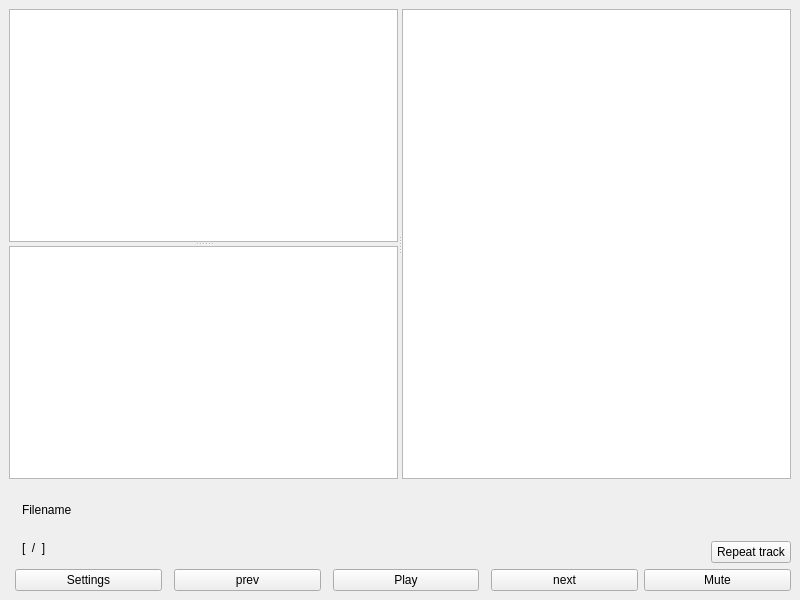
This is src/dp.ui in tmollov/directory-player as Qt 5 draws it before an edit. The edited form follows.
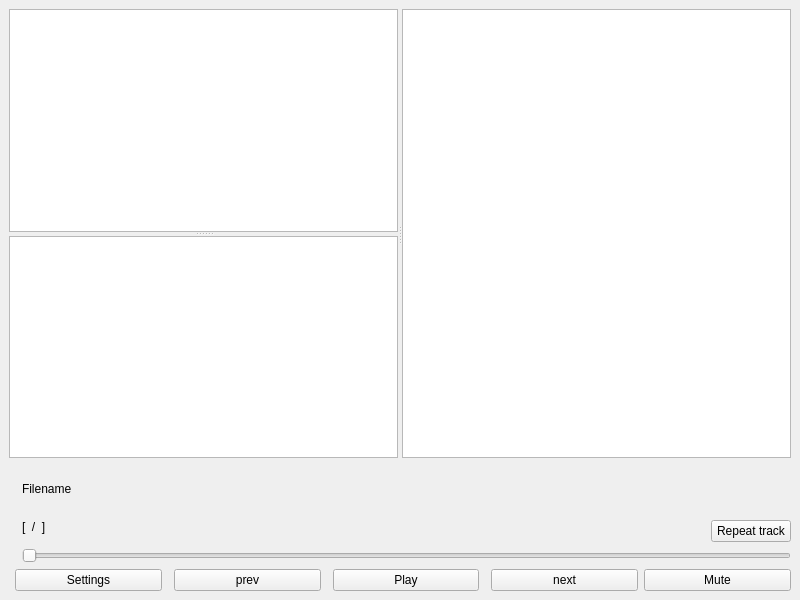
This is the edited form. Icons and pictures are not drawn.

Patch:
```diff
--- a/src/dp.ui
+++ b/src/dp.ui
@@ -211,6 +211,9 @@
             <property name="text">
              <string>Repeat track</string>
             </property>
+            <property name="checkable">
+             <bool>true</bool>
+            </property>
             <property name="autoDefault">
              <bool>false</bool>
             </property>
@@ -224,6 +227,16 @@
           </item>
          </layout>
         </item>
+        <item>
+         <widget class="QSlider" name="time_slider">
+          <property name="maximum">
+           <number>60</number>
+          </property>
+          <property name="orientation">
+           <enum>Qt::Horizontal</enum>
+          </property>
+         </widget>
+        </item>
        </layout>
       </item>
      </layout>
@@ -293,7 +306,7 @@
        <widget class="QTreeView" name="folders"/>
        <widget class="QTreeView" name="favorites"/>
       </widget>
-      <widget class="QTableView" name="files"/>
+      <widget class="QListView" name="files"/>
      </widget>
     </item>
    </layout>
```
Left out of the diff: 3 changed lines with no effect on the pictures.
